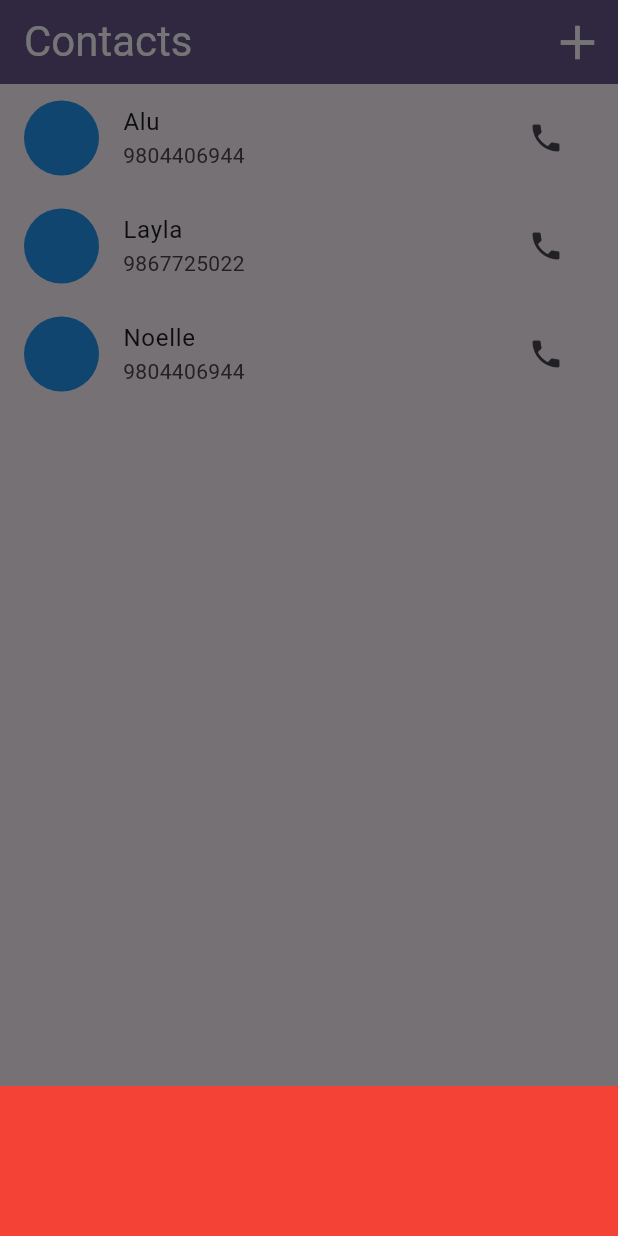
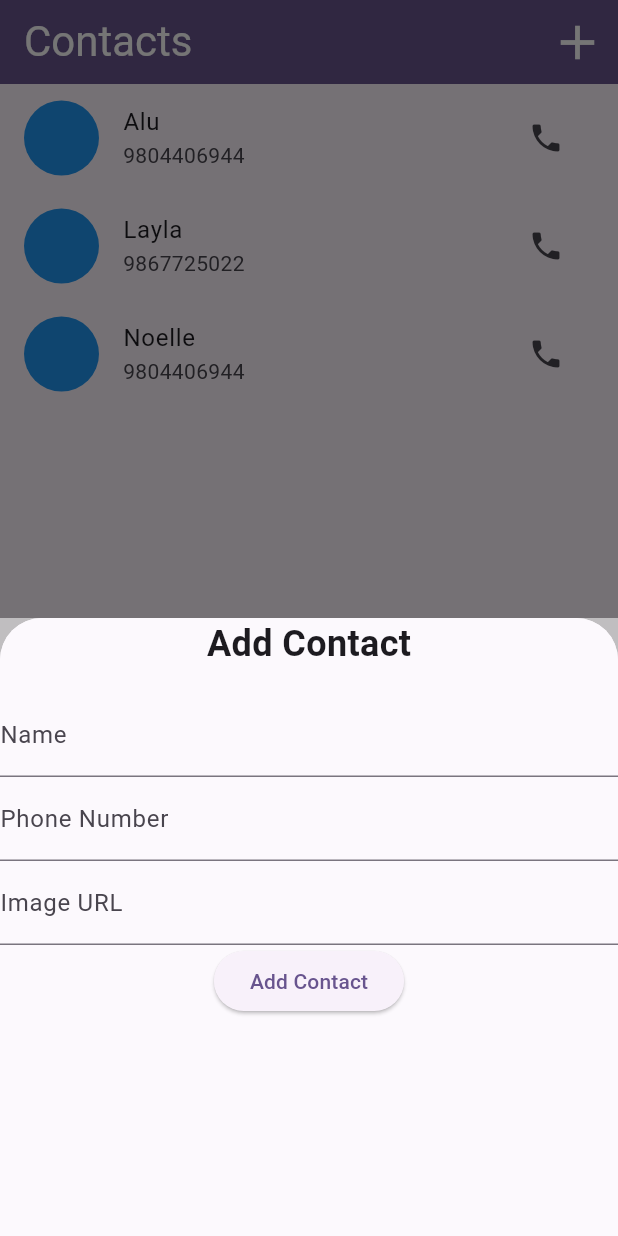
Before and after one commit to GosuCode/contact_app, a Flutter app: the screen it shows after launch, after a tap on the "add" icon, on a phone screen of 412 x 824 dp. Run offline on Flutter 3.47's test engine with Material 3 defaults, Android fonts, the phone set to English and light mode, and no system bars; network calls fail.

Commit message:
add contact

```diff
--- a/lib/pages/home_page.dart
+++ b/lib/pages/home_page.dart
@@ -10,6 +10,12 @@ class MyHomePage extends StatefulWidget {
 }
 
 class _MyHomePageState extends State<MyHomePage> {
+  TextEditingController nameController = TextEditingController();
+  TextEditingController phoneController = TextEditingController();
+  TextEditingController imageController = TextEditingController();
+  TextEditingController latitudeController = TextEditingController();
+  TextEditingController longitudeController = TextEditingController();
+
   List<ContactModel> contacts = [
     ContactModel(
         name: "Alu",
@@ -31,6 +37,8 @@ class _MyHomePageState extends State<MyHomePage> {
   ];
   @override
   Widget build(BuildContext context) {
+    double deviceWidth = MediaQuery.of(context).size.width;
+    double deviceHeight = MediaQuery.of(context).size.height;
     return Scaffold(
       appBar: AppBar(
         // leading: Icon(Icons.calculate),
@@ -48,8 +56,45 @@ class _MyHomePageState extends State<MyHomePage> {
                     builder: (_) => BottomSheet(
                         onClosing: () {},
                         builder: (_) => Container(
-                              height: 100,
-                              color: Colors.red,
+                              height: deviceHeight * 0.5,
+                              color: Colors.white54,
+                              child: Column(
+                                children: [
+                                  Text(
+                                    'Add Contact',
+                                    style: TextStyle(
+                                        fontSize: 24,
+                                        fontWeight: FontWeight.bold),
+                                  ),
+                                  SizedBox(height: 16),
+                                  Column(
+                                    children: [
+                                      TextFormField(
+                                        controller: nameController,
+                                        decoration:
+                                            InputDecoration(labelText: 'Name'),
+                                      ),
+                                      TextFormField(
+                                        controller: phoneController,
+                                        decoration: InputDecoration(
+                                            labelText: 'Phone Number'),
+                                      ),
+                                      TextFormField(
+                                        controller: imageController,
+                                        decoration: InputDecoration(
+                                            labelText: 'Image URL'),
+                                      ),
+                                    ],
+                                  ),
+                                  SizedBox(
+                                    width: 25,
+                                  ),
+                                  ElevatedButton(
+                                    onPressed: () {},
+                                    child: Text("Add Contact"),
+                                  )
+                                ],
+                              ),
                             )));
               },
               icon: Icon(
```
